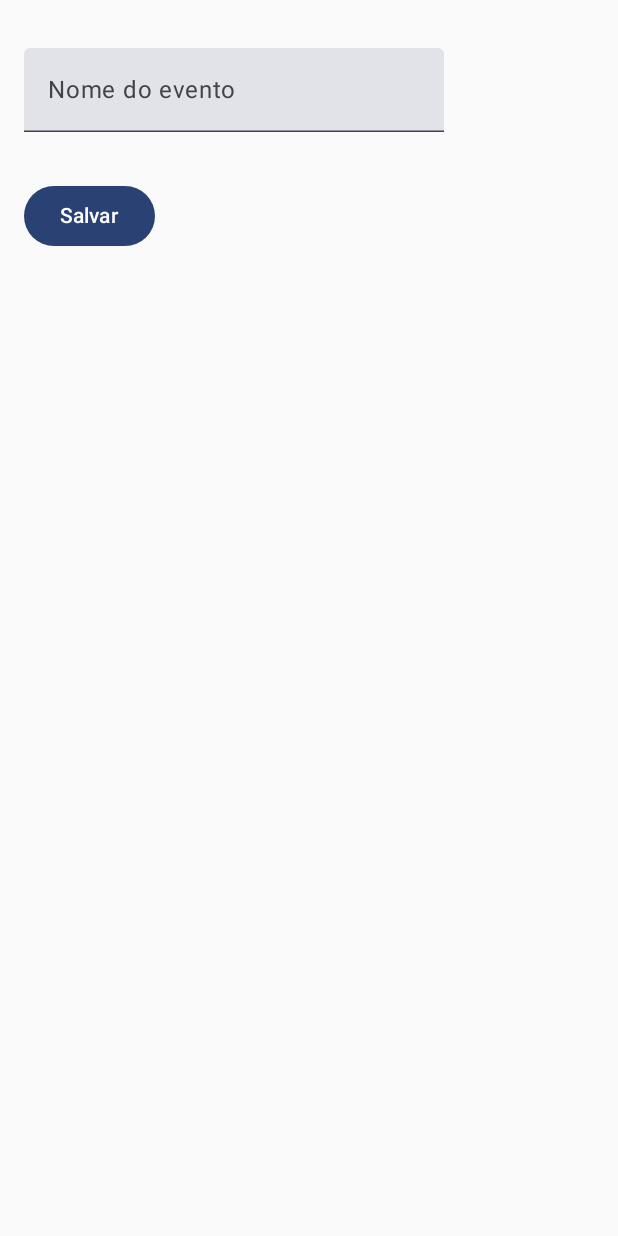
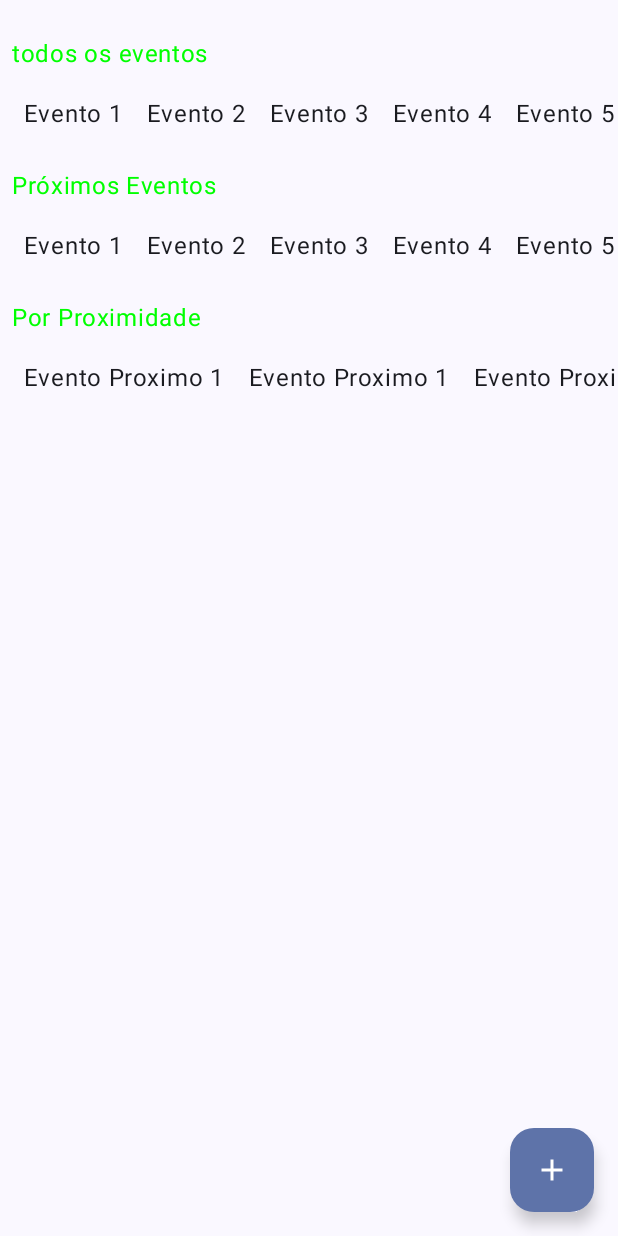
Before and after one commit to PlataformaNitro/Front-End, an Android app built with Jetpack Compose: the screen it shows after launch (FormularioEventoActivity before the commit, MainActivity after it), on a phone screen of 412 x 824 dp. Run offline under Robolectric (Android 15) with nearby library versions, the phone set to English and light mode, and no system bars.

Commit message:
implementando dao e dao.save

```diff
--- a/app/src/main/AndroidManifest.xml
+++ b/app/src/main/AndroidManifest.xml
@@ -13,7 +13,7 @@
         android:theme="@style/Theme.MyApplication"
         tools:targetApi="31">
         <activity
-            android:name=".Activitys.FormularioEventoActivity"
+            android:name=".Activitys.MainActivity"
             android:exported="true"
             android:label="@string/app_name"
             android:theme="@style/Theme.MyApplication">
@@ -23,6 +23,7 @@
                 <category android:name="android.intent.category.LAUNCHER" />
             </intent-filter>
         </activity>
+        <activity android:name=".Activitys.FormularioEventoActivity" />
     </application>
 
 </manifest>
--- a/app/src/main/java/com/orgs/myapplication/Activitys/FormularioEventoActivity.kt
+++ b/app/src/main/java/com/orgs/myapplication/Activitys/FormularioEventoActivity.kt
@@ -1,5 +1,6 @@
 package com.orgs.myapplication.Activitys
 
+import EventDao
 import android.os.Bundle
 import android.util.Log
 import androidx.activity.ComponentActivity
@@ -28,19 +29,24 @@ import com.orgs.myapplication.Model.Evento
 import com.orgs.myapplication.ui.theme.MyApplicationTheme
 
 class FormularioEventoActivity : ComponentActivity() {
+    private val dao = EventDao()
     override fun onCreate(savedInstanceState: Bundle?) {
         super.onCreate(savedInstanceState)
         enableEdgeToEdge()
         setContent {
             MyApplicationTheme {
-                FormularioScreen()
+                FormularioScreen(onSaveClick = {
+                    evento ->  dao.save(evento)
+                    finish()
+                }
+                )
             }
         }
     }
 }
 
 @Composable
-fun FormularioScreen(modifier: Modifier = Modifier) {
+fun FormularioScreen(modifier: Modifier = Modifier, onSaveClick:(Evento) -> Unit = {}) {
     var texto by remember { mutableStateOf("") }
     Column(modifier = modifier.verticalScroll(rememberScrollState())) {
         TextField(
@@ -59,6 +65,7 @@ fun FormularioScreen(modifier: Modifier = Modifier) {
             if (texto.isNotBlank()) {
                 val eventoObject = Evento(texto)
                 Log.i("FormularioScreen", "Evento criado: $eventoObject")
+                onSaveClick(eventoObject)
             } else {
                 Log.i("FormularioScreen", "Texto vazio")
             }
--- a/app/src/main/java/com/orgs/myapplication/Activitys/MainActivity.kt
+++ b/app/src/main/java/com/orgs/myapplication/Activitys/MainActivity.kt
@@ -1,19 +1,67 @@
 package com.orgs.myapplication.Activitys
 
+import EventDao
 import EventoScreen
+import android.content.Intent
 import android.os.Bundle
 import androidx.activity.ComponentActivity
 import androidx.activity.compose.setContent
 import androidx.activity.enableEdgeToEdge
+import androidx.compose.foundation.layout.Box
+import androidx.compose.foundation.layout.padding
+import androidx.compose.material.icons.Icons
+import androidx.compose.material.icons.filled.Add
+import androidx.compose.material3.FloatingActionButton
+import androidx.compose.material3.Icon
+import androidx.compose.material3.Scaffold
+import androidx.compose.material3.Surface
+import androidx.compose.runtime.Composable
+import androidx.compose.ui.Modifier
+import androidx.compose.ui.tooling.preview.Preview
 import com.orgs.myapplication.ui.theme.MyApplicationTheme
+import sampleEvents
+import sampleEventsProximos
 
 class MainActivity : ComponentActivity() {
+    private val dao = EventDao()
     override fun onCreate(savedInstanceState: Bundle?) {
         super.onCreate(savedInstanceState)
         enableEdgeToEdge()
         setContent {
             MyApplicationTheme {
-                EventoScreen()
+                App(onFabClick = {
+                    startActivity(
+                        Intent(
+                            this,
+                            FormularioEventoActivity::class.java
+                        )
+                    )
+                }, Content = {
+                    val sections = mapOf(
+                        "todos os eventos" to dao.eventos(),
+                        "Próximos Eventos" to sampleEvents,
+                        "Por Proximidade" to sampleEventsProximos
+                    )
+                    EventoScreen(sections = sections)
+                }
+                )
+            }
+        }
+    }
+
+    @Composable
+    fun App(onFabClick: () -> Unit = {}, Content: @Composable () -> Unit = {}) {
+        Surface {
+            Scaffold(floatingActionButton = {
+                FloatingActionButton(onClick = onFabClick) {
+                    Icon(
+                        imageVector = Icons.Default.Add,
+                        contentDescription = null
+                    )}
+            }) { paddingValues ->
+                Box(modifier = Modifier.padding(paddingValues)) {
+                    Content()
+                }
             }
         }
     }
--- /dev/null
+++ b/app/src/main/java/com/orgs/myapplication/Dao/EventDao.kt
@@ -0,0 +1,16 @@
+import android.util.Log
+import androidx.compose.runtime.mutableStateListOf
+import com.orgs.myapplication.Model.Evento
+
+class EventDao{
+    companion object{
+        private val eventos = mutableStateListOf<Evento>(*sampleEvents.toTypedArray())
+    }
+
+    fun eventos() = eventos.toList()
+
+    fun save(evento: Evento){
+        Log.i("EventDao", "Salvando evento: $evento")
+        eventos.add(evento)
+    }
+}
--- a/app/src/main/java/com/orgs/myapplication/EventoSection.kt
+++ b/app/src/main/java/com/orgs/myapplication/EventoSection.kt
@@ -1,18 +1,28 @@
 import androidx.compose.foundation.layout.Arrangement
+import androidx.compose.foundation.layout.Column
 import androidx.compose.foundation.layout.PaddingValues
+import androidx.compose.foundation.layout.padding
 import androidx.compose.foundation.lazy.LazyRow
 import androidx.compose.foundation.lazy.items
+import androidx.compose.material3.Text
 import androidx.compose.runtime.Composable
 import androidx.compose.ui.Modifier
+import androidx.compose.ui.graphics.Color
 import androidx.compose.ui.tooling.preview.Preview
 import androidx.compose.ui.unit.dp
 import com.orgs.myapplication.Model.Evento
 
 @Composable
-fun EventoSection(modifier: Modifier = Modifier, listaDeEventos: List<Evento>) {
-    LazyRow(horizontalArrangement = Arrangement.spacedBy(16.dp),contentPadding = PaddingValues(horizontal = 16.dp)) {
-        items(listaDeEventos) { evento ->
-            EventoItem(evento = evento)
+fun EventoSection(title: String = "Próximos Eventos", modifier: Modifier = Modifier, listaDeEventos: List<Evento>) {
+    Column(verticalArrangement = Arrangement.spacedBy(8.dp), modifier = modifier) {
+        Text(text = title, modifier = modifier.padding(8.dp), color = Color.Green)
+        LazyRow(
+            horizontalArrangement = Arrangement.spacedBy(16.dp),
+            contentPadding = PaddingValues(horizontal = 16.dp)
+        ) {
+            items(listaDeEventos) { evento ->
+                EventoItem(evento = evento)
+            }
         }
     }
 }
--- a/app/src/main/java/com/orgs/myapplication/SampleData/SampleEvents.kt
+++ b/app/src/main/java/com/orgs/myapplication/SampleData/SampleEvents.kt
@@ -1,6 +1,6 @@
 import com.orgs.myapplication.Model.Evento
 
-val sampleEvents = listOf(
+val sampleEvents: List<Evento> = listOf(
     Evento(titulo = "Evento 1"),
     Evento(titulo = "Evento 2"),
     Evento(titulo = "Evento 3"),
@@ -8,3 +8,11 @@ val sampleEvents = listOf(
     Evento(titulo = "Evento 5"),
 
 )
+
+val sampleEventsProximos: List<Evento> = listOf(
+    Evento(titulo = "Evento Proximo 1"),
+    Evento(titulo = "Evento Proximo 1"),
+    Evento(titulo = "Evento Proximo 1"),
+    Evento(titulo = "Evento Proximo 1")
+
+    )
--- a/app/src/main/java/com/orgs/myapplication/Screen/EventoScreen.kt
+++ b/app/src/main/java/com/orgs/myapplication/Screen/EventoScreen.kt
@@ -1,20 +1,31 @@
 import androidx.compose.foundation.layout.Arrangement
+import androidx.compose.foundation.layout.Box
 import androidx.compose.foundation.layout.Column
 import androidx.compose.foundation.layout.Spacer
+import androidx.compose.foundation.layout.padding
 import androidx.compose.foundation.rememberScrollState
 import androidx.compose.foundation.verticalScroll
+import androidx.compose.material.icons.Icons
+import androidx.compose.material.icons.filled.Add
+import androidx.compose.material3.FloatingActionButton
+import androidx.compose.material3.Icon
+import androidx.compose.material3.Scaffold
 import androidx.compose.runtime.Composable
 import androidx.compose.ui.Modifier
 import androidx.compose.ui.tooling.preview.Preview
 import androidx.compose.ui.unit.dp
+import com.orgs.myapplication.Model.Evento
 
 @Composable
-fun EventoScreen(modifier: Modifier = Modifier) {
-    Column(verticalArrangement = Arrangement.spacedBy(16.dp),modifier = modifier.verticalScroll(rememberScrollState())){
+fun EventoScreen(modifier: Modifier = Modifier, sections: Map<String, List<Evento>>) {
+    Column(
+        verticalArrangement = Arrangement.spacedBy(16.dp),
+        modifier = modifier.verticalScroll(rememberScrollState())
+    ) {
         Spacer(Modifier)
-        EventoSection(listaDeEventos = sampleEvents)
-        EventoSection(listaDeEventos = sampleEvents)
-        EventoSection(listaDeEventos = sampleEvents)
+        for (section in sections) {
+            EventoSection(title = section.key, listaDeEventos = section.value)
+        }
         Spacer(Modifier)
     }
 }
@@ -22,5 +33,8 @@ fun EventoScreen(modifier: Modifier = Modifier) {
 @Preview
 @Composable
 private fun EventoScreenPreview() {
-    EventoScreen()
+    EventoScreen(sections = mapOf(
+        "Próximos Eventos" to sampleEvents,
+        "Por Proximidade" to sampleEvents)
+    )
 }
```
